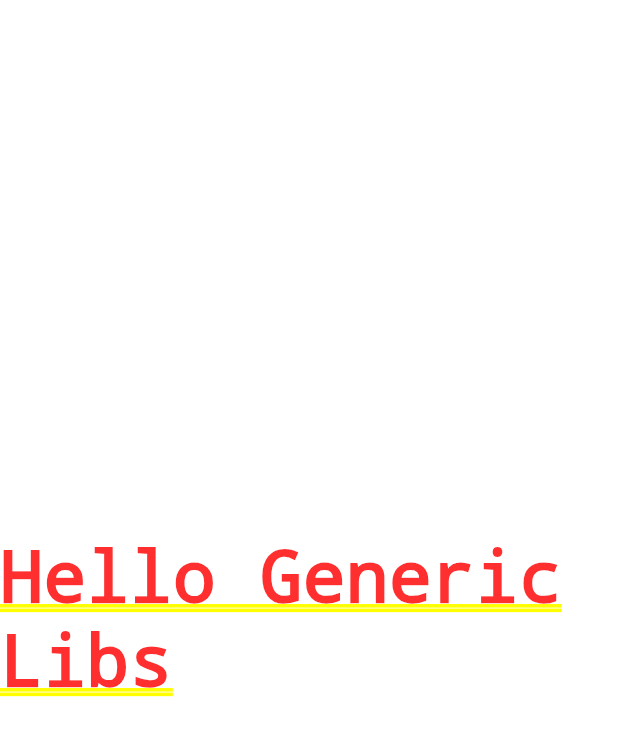
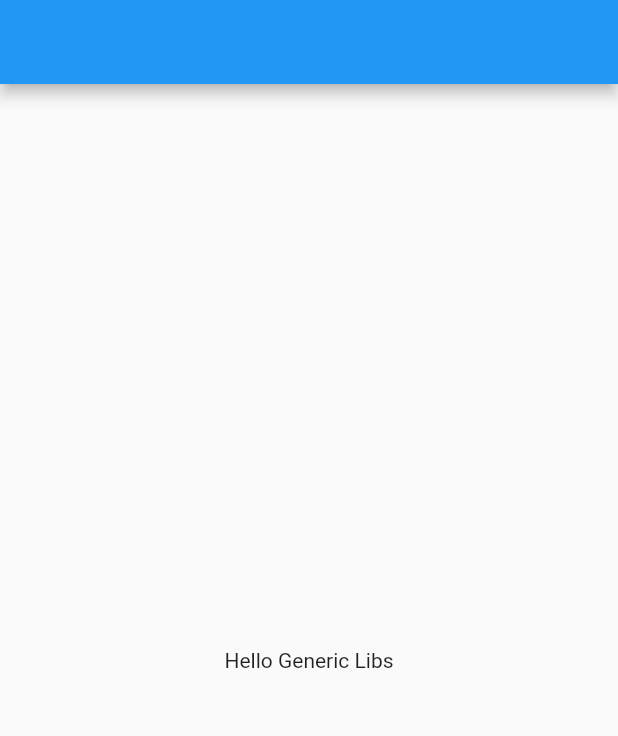
Before and after one commit to sari-shehada/generic_libs, a Flutter app: the screen it shows after launch, on a phone screen of 412 x 824 dp. Shown: the top 736 px of the screen. Run offline on Flutter 3.47's test engine with Material 2 defaults, Android fonts, the light colour scheme and no system bars.

Commit message:
changing_statusbar_color

```diff
--- a/lib/main.dart
+++ b/lib/main.dart
@@ -1,4 +1,5 @@
 import 'package:flutter/material.dart';
+import 'package:flutter/services.dart';
 
 void main(List<String> args) {
   runApp(const Wrapper());
@@ -9,9 +10,17 @@ class Wrapper extends StatelessWidget {
 
   @override
   Widget build(BuildContext context) {
-    return const MaterialApp(
-      home: Center(
-        child: Text("Hello Generic Libs"),
+    return MaterialApp(
+      debugShowCheckedModeBanner: false,
+      home: Scaffold(
+        appBar: AppBar(
+          systemOverlayStyle: const SystemUiOverlayStyle(
+            statusBarBrightness: Brightness.dark,
+          ),
+        ),
+        body: const Center(
+          child: Text("Hello Generic Libs"),
+        ),
       ),
     );
   }
```
